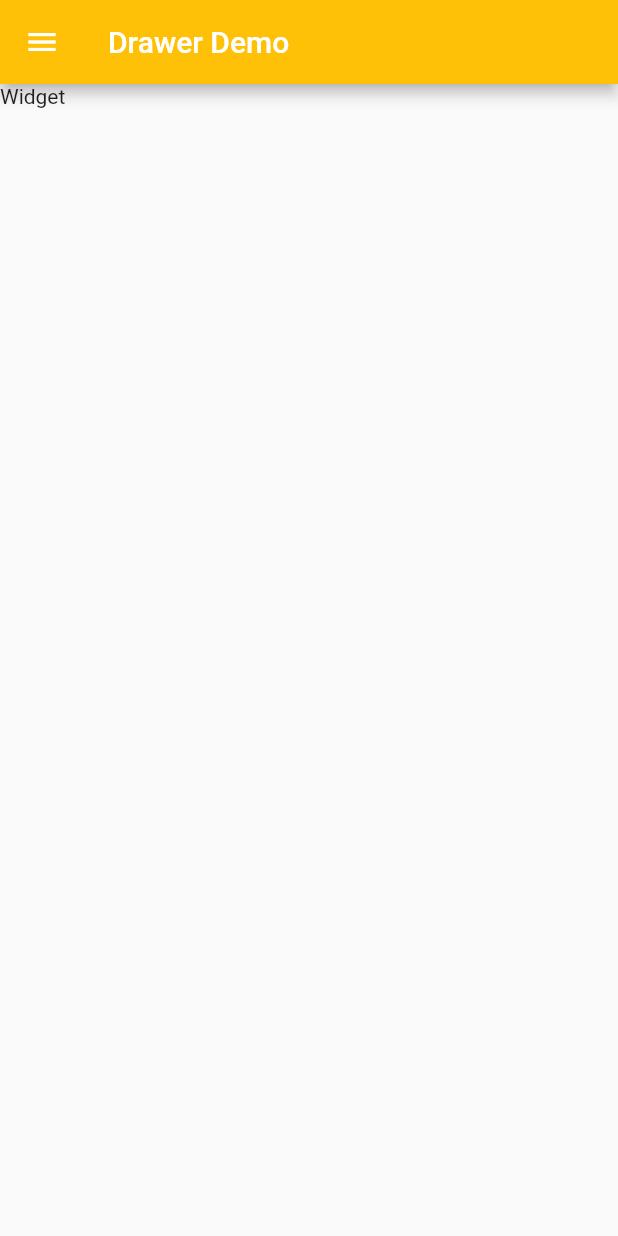
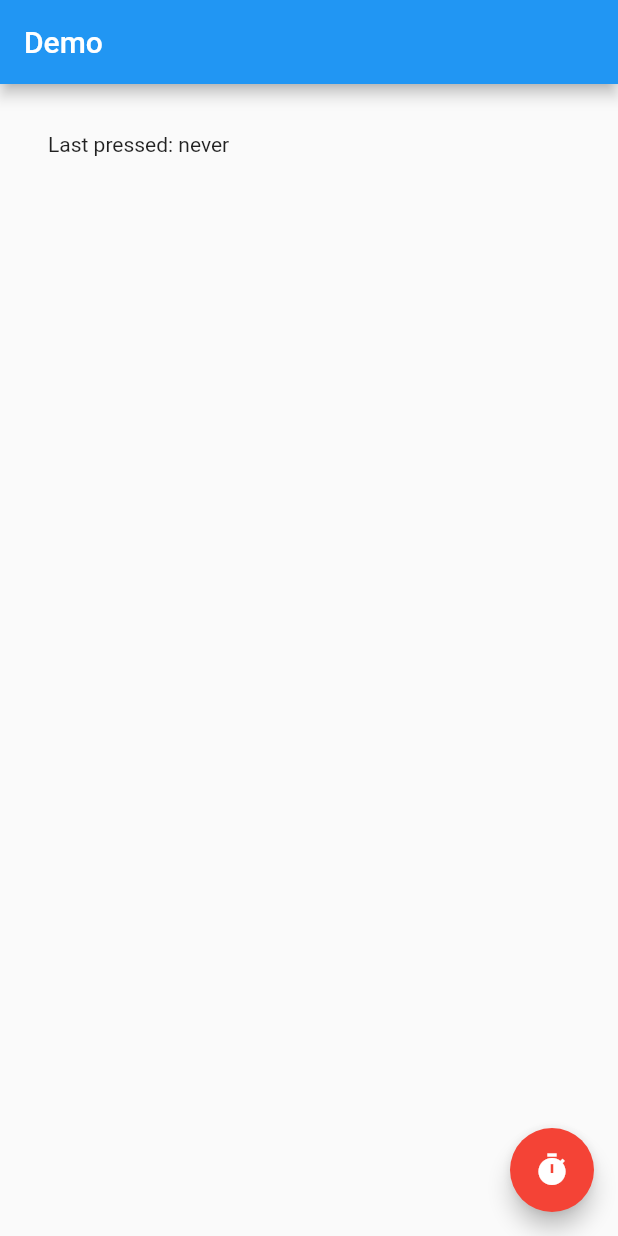
Before and after one commit to brianwoo/flutter_tutorial, a Flutter app: the screen it shows after launch, on a phone screen of 412 x 824 dp. Run offline on Flutter 3.47's test engine with Material 2 defaults, Android fonts, the phone set to English and light mode, and no system bars.

Commit message:
Finished Lession 37

```diff
--- /dev/null
+++ b/lib/flutter37_floatingActionButton/floatingActionButton.dart
@@ -0,0 +1,45 @@
+import "package:flutter/material.dart";
+
+void flutter_demo() => runApp(new MaterialApp(home: new FabDemo()));
+
+class FabDemo extends StatefulWidget
+{
+  @override
+  _FabDemo createState() => new _FabDemo();
+}
+
+class _FabDemo extends State<FabDemo>
+{
+  String _lastPressed = "never";
+
+  void onPressed()
+  {
+    print("Pressed!");
+    setState(() {
+      DateTime current = new DateTime.now();
+      _lastPressed = current.toString();
+    });
+  }
+
+
+  @override
+  Widget build(BuildContext context)
+  {
+    return new Scaffold(
+      appBar: new AppBar(title: new Text("Demo")),
+      floatingActionButton: new FloatingActionButton(
+          child: new Icon(Icons.timer),
+          backgroundColor: Colors.red,
+          onPressed: () => onPressed()
+      ),
+      body: new Container(
+        child: new Column(
+          children: <Widget>[
+            new Text("Last pressed: $_lastPressed")
+          ],
+        ),
+        padding: new EdgeInsets.all(32.0),
+      )
+    );
+  }
+}
--- a/lib/main.dart
+++ b/lib/main.dart
@@ -13,6 +13,7 @@ import 'package:flutter_tutorial/flutter32_slider/slider.dart' as sliderDemo;
 import 'package:flutter_tutorial/flutter33_dropdown/dropdown.dart' as dropdownDemo;
 import 'package:flutter_tutorial/flutter35_live_template/liveTemplate.dart' as liveTemplateDemo;
 import 'package:flutter_tutorial/flutter36_drawer/drawer.dart' as drawerDemo;
+import 'package:flutter_tutorial/flutter37_floatingActionButton/floatingActionButton.dart' as fabDemo;
 
 
 // void main() => flutter23();
@@ -28,7 +29,8 @@ import 'package:flutter_tutorial/flutter36_drawer/drawer.dart' as drawerDemo;
 //void main() => dropdownDemo.flutter_dropdown();
 //void main() => listviewDemo.flutter_listview();
 //void main() => liveTemplateDemo.flutter_liveTemplateDemo();
-void main() => drawerDemo.flutter_drawer();
+//void main() => drawerDemo.flutter_drawer();
+void main() => fabDemo.flutter_demo();
 
 // void main() {
 //   runApp(
```
